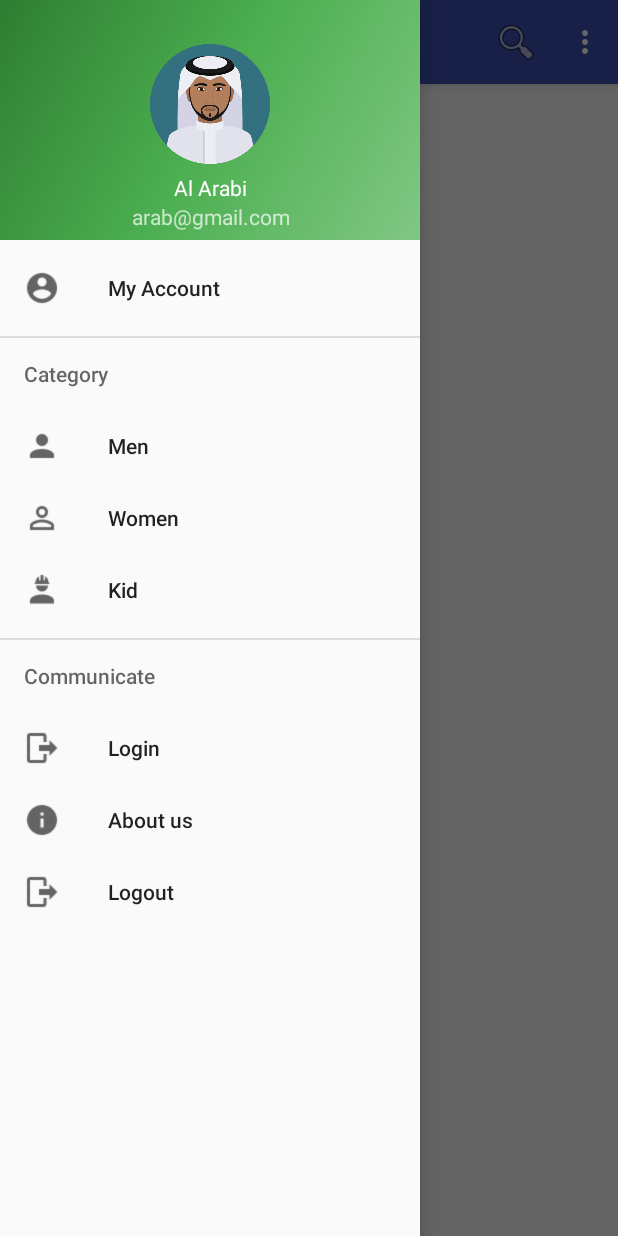
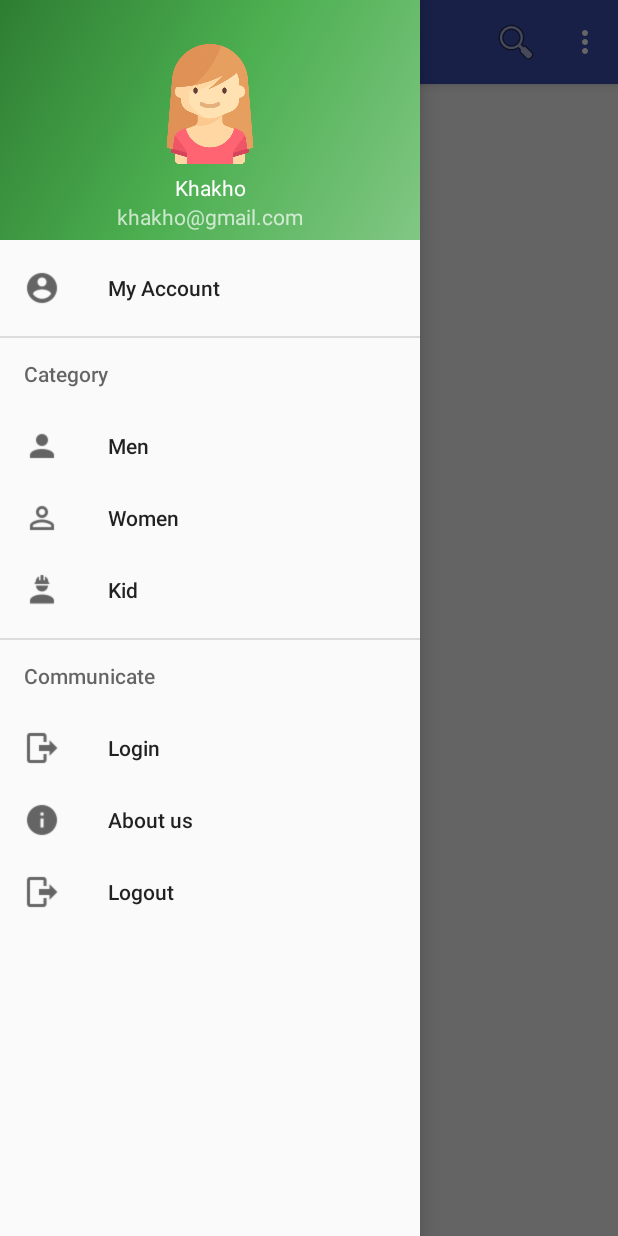
Before and after one commit to matiullah-karimi/Afghan-e-shopping, an Android app: the screen it shows after launch (MainActivity), with the side drawer open, on a phone screen of 412 x 824 dp. Run offline under Robolectric (Android 15) with nearby library versions, the phone set to English and light mode, and no system bars; libraries missing offline, so code that uses them is left out: com.kogitune.activity_transition, com.loopj.android, cz.msebera.android; 2 statements that could not run were skipped.

```diff
--- a/app/src/main/java/com/matiullahkarimi/onlineshopping/ProductClient.java
+++ b/app/src/main/java/com/matiullahkarimi/onlineshopping/ProductClient.java
@@ -12,8 +12,8 @@ import java.util.HashMap;
  * Created by Matiullah Karimi on 10/14/2016.
  */
 public class ProductClient {
-    private static final String API_BASE_URL = "http://172.30.10.56:8080/api";
-    public static final String IMAGES_BASE_URL = "http://172.30.10.56:8080/img/";
+    private static final String API_BASE_URL = "http://172.30.10.81:8080/api";
+    public static final String IMAGES_BASE_URL = "http://172.30.10.81:8080/img/";
     private AsyncHttpClient client;
 
     public ProductClient() {
@@ -29,9 +29,9 @@ public class ProductClient {
 
         HashMap<String, String> params = new HashMap<>();
 
+        params.put("password",password);
         params.put("name", name);
         params.put("email", email);
-        params.put("password",password);
 
         RequestParams requestParams = new RequestParams(params);
 
--- a/app/src/main/res/layout/content_account.xml
+++ b/app/src/main/res/layout/content_account.xml
@@ -23,7 +23,7 @@
         <ImageView
             android:layout_width="150dp"
             android:layout_height="100dp"
-            android:src="@drawable/arab"/>
+            android:src="@drawable/girl3"/>
 
         <LinearLayout
             android:layout_width="wrap_content"
@@ -35,11 +35,11 @@
             <TextView
                 android:layout_width="wrap_content"
                 android:layout_height="wrap_content"
-                android:text="Al Arabi"/>
+                android:text="Khakho"/>
             <TextView
                 android:layout_width="wrap_content"
                 android:layout_height="wrap_content"
-                android:text="arabi@gmail.com"/>
+                android:text="khakho@gmail.com"/>
         </LinearLayout>
         <TextView
             android:layout_width="wrap_content"
--- a/app/src/main/res/layout/nav_header_main.xml
+++ b/app/src/main/res/layout/nav_header_main.xml
@@ -15,13 +15,13 @@
         android:id="@+id/imageView"
         android:layout_width="wrap_content"
         android:layout_height="80dp"
-        android:src="@drawable/arab" />
+        android:src="@drawable/girl3" />
 
     <TextView
         android:layout_width="match_parent"
         android:layout_height="wrap_content"
         android:paddingTop="@dimen/nav_header_vertical_spacing"
-        android:text="Al Arabi"
+        android:text="Khakho"
         android:textAlignment="center"
         android:textAppearance="@style/TextAppearance.AppCompat.Body1" />
 
@@ -29,7 +29,7 @@
         android:id="@+id/textView"
         android:layout_width="match_parent"
         android:layout_height="wrap_content"
-        android:text="arab@gmail.com"
+        android:text="khakho@gmail.com"
         android:textAlignment="center"/>
 
 </LinearLayout>
```
Also changed, not shown: app/src/main/java/com/matiullahkarimi/onlineshopping/Register.java (+6 -3 lines).
